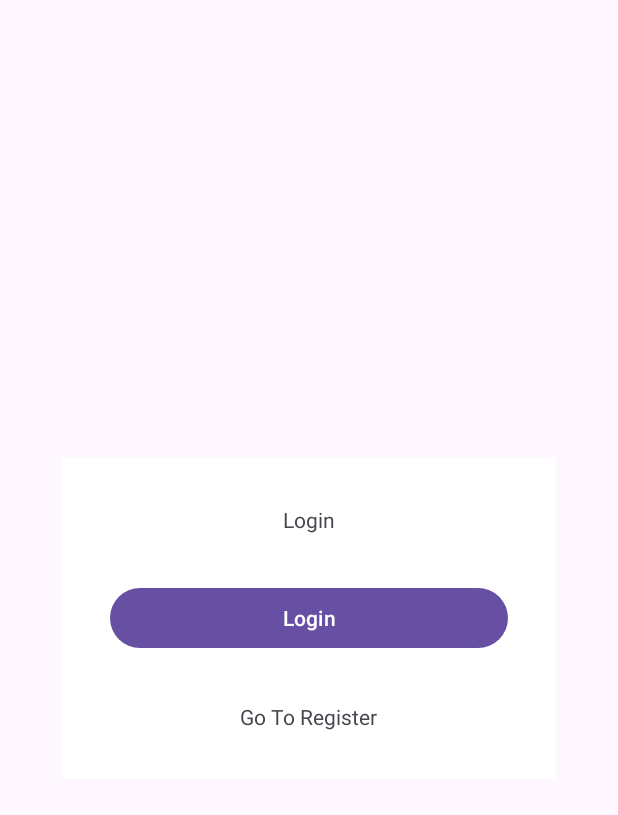
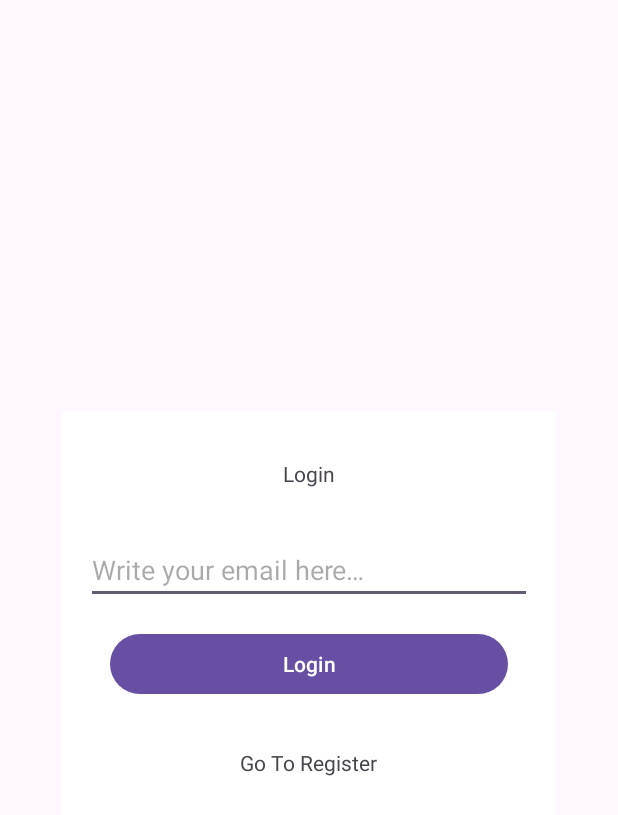
Before and after one commit to marcopetcu/BookClub, an Android app: the screen it shows after launch (MainActivity), on a phone screen of 412 x 824 dp. Shown: the top 815 px of the screen. Run offline under Robolectric (Android 15) with nearby library versions, the phone set to English and light mode, and no system bars; our stand-ins replace navigation-ui.

```diff
--- a/app/build.gradle.kts
+++ b/app/build.gradle.kts
@@ -2,6 +2,7 @@ plugins {
     alias(libs.plugins.android.application)
     alias(libs.plugins.kotlin.android)
     id("androidx.navigation.safeargs.kotlin")
+    alias(libs.plugins.ksp)
 }
 
 android {
@@ -50,4 +51,8 @@ dependencies {
     testImplementation(libs.junit)
     androidTestImplementation(libs.androidx.junit)
     androidTestImplementation(libs.androidx.espresso.core)
+
+    implementation(libs.room.runtime)
+    implementation(libs.room.ktx)
+    ksp(libs.room.compiler)
 }
--- a/app/src/main/AndroidManifest.xml
+++ b/app/src/main/AndroidManifest.xml
@@ -3,8 +3,10 @@
     xmlns:tools="http://schemas.android.com/tools" >
 
     <uses-permission android:name="android.permission.INTERNET" />
+    <uses-permission android:name="android.permission.POST_NOTIFICATIONS" />
 
     <application
+        android:name=".App"
         android:allowBackup="true"
         android:dataExtractionRules="@xml/data_extraction_rules"
         android:fullBackupContent="@xml/backup_rules"
--- a/app/src/main/java/com/example/bookclub/MainActivity.kt
+++ b/app/src/main/java/com/example/bookclub/MainActivity.kt
@@ -2,10 +2,15 @@ package com.example.bookclub
 
 import android.os.Bundle
 import android.util.Log
+import android.view.View
 import androidx.activity.enableEdgeToEdge
 import androidx.appcompat.app.AppCompatActivity
 import androidx.core.view.ViewCompat
 import androidx.core.view.WindowInsetsCompat
+import androidx.core.view.isVisible
+import androidx.navigation.fragment.NavHostFragment
+import androidx.navigation.ui.setupWithNavController
+import com.google.android.material.bottomnavigation.BottomNavigationView
 
 class MainActivity : AppCompatActivity() {
     override fun onCreate(savedInstanceState: Bundle?) {
@@ -14,8 +19,20 @@ class MainActivity : AppCompatActivity() {
         setContentView(R.layout.activity_main)
         ViewCompat.setOnApplyWindowInsetsListener(findViewById(R.id.main)) { v, insets ->
             val systemBars = insets.getInsets(WindowInsetsCompat.Type.systemBars())
-            v.setPadding(systemBars.left, systemBars.top, systemBars.right, systemBars.bottom)
+            v.setPadding(systemBars.left, systemBars.top, systemBars.right, 0)
             insets
+        }
+
+        val host = supportFragmentManager.findFragmentById(R.id.nav_host_fragment) as NavHostFragment
+        val navController = host.navController
+        val bottom = findViewById<BottomNavigationView>(R.id.bottom_nav)
+
+        bottom?.setupWithNavController(navController)
+        bottom?.setOnItemReselectedListener { }
+
+        val hideOn = setOf(R.id.loginFragment, R.id.registerFragment)
+        navController.addOnDestinationChangedListener { _, d, _ ->
+            bottom?.isVisible = d.id !in hideOn
         }
 
         Log.e("TAG", "onCreate")
--- a/app/src/main/java/com/example/bookclub/ui/register/RegisterFragment.kt
+++ b/app/src/main/java/com/example/bookclub/ui/register/RegisterFragment.kt
@@ -5,11 +5,15 @@ import android.view.LayoutInflater
 import android.view.View
 import android.view.ViewGroup
 import android.widget.Button
+import android.widget.EditText
 import androidx.fragment.app.Fragment
 import androidx.navigation.fragment.findNavController
+import androidx.navigation.fragment.navArgs
 import com.example.bookclub.R
 
 class RegisterFragment: Fragment() {
+
+    private val args: RegisterFragmentArgs by navArgs()
 
     override fun onCreateView(
         inflater: LayoutInflater,
@@ -23,6 +27,8 @@ class RegisterFragment: Fragment() {
         view.findViewById<Button>(R.id.btn_register).setOnClickListener {
             goToHome()
         }
+
+        view.findViewById<EditText>(R.id.edt_email).setText(args.email)
     }
 
     private fun goToHome() {
--- a/app/src/main/res/layout/activity_main.xml
+++ b/app/src/main/res/layout/activity_main.xml
@@ -19,4 +19,13 @@
         app:layout_constraintStart_toStartOf="parent"
         app:layout_constraintTop_toTopOf="parent" />
 
+    <com.google.android.material.bottomnavigation.BottomNavigationView
+        android:id="@+id/bottom_nav"
+        android:layout_width="0dp"
+        android:layout_height="wrap_content"
+        app:menu="@menu/menu_home_bottom"
+        app:layout_constraintBottom_toBottomOf="parent"
+        app:layout_constraintStart_toStartOf="parent"
+        app:layout_constraintEnd_toEndOf="parent"/>
+
   </androidx.constraintlayout.widget.ConstraintLayout>
--- a/app/src/main/res/layout/fragment_home.xml
+++ b/app/src/main/res/layout/fragment_home.xml
@@ -9,6 +9,7 @@
         android:background="@color/white"
         app:layout_constraintWidth_percent="0.8"
         android:layout_height="wrap_content"
+        app:layout_constraintVertical_bias="0.1"
         app:layout_constraintBottom_toBottomOf="parent"
         app:layout_constraintEnd_toEndOf="parent"
         app:layout_constraintStart_toStartOf="parent"
--- a/app/src/main/res/layout/fragment_login.xml
+++ b/app/src/main/res/layout/fragment_login.xml
@@ -24,6 +24,14 @@
             android:padding="@dimen/default_space"
             />
 
+        <EditText
+            android:id="@+id/edt_email"
+            android:layout_width="match_parent"
+            android:layout_height="wrap_content"
+            android:layout_marginTop="@dimen/default_space"
+            android:inputType="textEmailAddress"
+            android:hint="@string/hint_write_your_email_here" />
+
         <Button
             android:id="@+id/btn_login"
             android:layout_width="match_parent"
--- a/app/src/main/res/navigation/navigation_authentication.xml
+++ b/app/src/main/res/navigation/navigation_authentication.xml
@@ -28,6 +28,10 @@
         android:name="com.example.bookclub.ui.register.RegisterFragment"
         android:label="RegisterFragment"
         tools:layout="@layout/fragment_register">
+        <argument
+            app:nullable="false"
+            android:name="email"
+            app:argType="string" />
         <action
             android:id="@+id/action_registerFragment_to_navigation_home"
             app:popUpTo="@id/navigation_authentication"
--- a/app/src/main/res/navigation/navigation_home.xml
+++ b/app/src/main/res/navigation/navigation_home.xml
@@ -10,4 +10,23 @@
         android:name="com.example.bookclub.ui.home.HomeFragment"
         android:label="HomeFragment"
         tools:layout="@layout/fragment_home"/>
+
+    <fragment
+        android:id="@+id/booksFragment"
+        android:name="com.example.bookclub.ui.books.BooksFragment"
+        android:label="BooksFragment"
+        tools:layout="@layout/fragment_books"/>
+
+    <fragment
+        android:id="@+id/inboxFragment"
+        android:name="com.example.bookclub.ui.inbox.InboxFragment"
+        android:label="InboxFragment"
+        tools:layout="@layout/fragment_inbox"/>
+
+    <fragment
+        android:id="@+id/profileFragment"
+        android:name="com.example.bookclub.ui.profile.ProfileFragment"
+        android:label="ProfileFragment"
+        tools:layout="@layout/fragment_profile"/>
+
 </navigation>
--- a/app/src/main/res/values/strings.xml
+++ b/app/src/main/res/values/strings.xml
@@ -1,8 +1,24 @@
 <resources>
     <string name="app_name">BookClub</string>
     <string name="hello_message">Hello there!</string>
+
+    <!--    AUTHENTICATION-->
     <string name="login">Login</string>
     <string name="go_to_register">Go To Register</string>
     <string name="register">Register</string>
+    <string name="hint_write_your_email_here">Write your email here…</string>
+
+    <!-- HOME -->
     <string name="home">Home</string>
+
+    <!-- BOOKS -->
+    <string name="books">Books</string>
+
+    <!-- INBOX -->
+    <string name="inbox">Inbox</string>
+
+    <!-- PROFILE -->
+    <string name="profile">Profile</string>
+
+
 </resources>
--- a/gradle/libs.versions.toml
+++ b/gradle/libs.versions.toml
@@ -10,6 +10,8 @@ material = "1.13.0"
 activity = "1.10.1"
 constraintlayout = "2.2.1"
 navigation = "2.9.3"
+room = "2.7.2"
+ksp = "2.2.10-2.0.2"
 
 [libraries]
 androidx-core-ktx = { group = "androidx.core", name = "core-ktx", version.ref = "coreKtx" }
@@ -23,7 +25,11 @@ androidx-constraintlayout = { group = "androidx.constraintlayout", name = "const
 androidx-navigation-compose = { group = "androidx.navigation", name = "navigation-compose", version.ref = "navigation" }
 androidx-navigation-fragment = { group = "androidx.navigation", name = "navigation-fragment-ktx", version.ref = "navigation" }
 androidx-navigation-ui = { group = "androidx.navigation", name = "navigation-ui-ktx", version.ref = "navigation" }
+room-runtime = { group = "androidx.room", name = "room-runtime", version.ref = "room" }
+room-ktx     = { group = "androidx.room", name = "room-ktx",     version.ref = "room" }
+room-compiler= { group = "androidx.room", name = "room-compiler",version.ref = "room" }
 
 [plugins]
 android-application = { id = "com.android.application", version.ref = "agp" }
 kotlin-android = { id = "org.jetbrains.kotlin.android", version.ref = "kotlin" }
+ksp = { id = "com.google.devtools.ksp", version.ref = "ksp" }
```
Also changed, not shown: app/src/main/java/com/example/bookclub/ui/login/LoginFragment.kt (+5 -3 lines), app/src/main/res/layout/fragment_register.xml (+8 -0 lines), gradle/wrapper/gradle-wrapper.properties.
